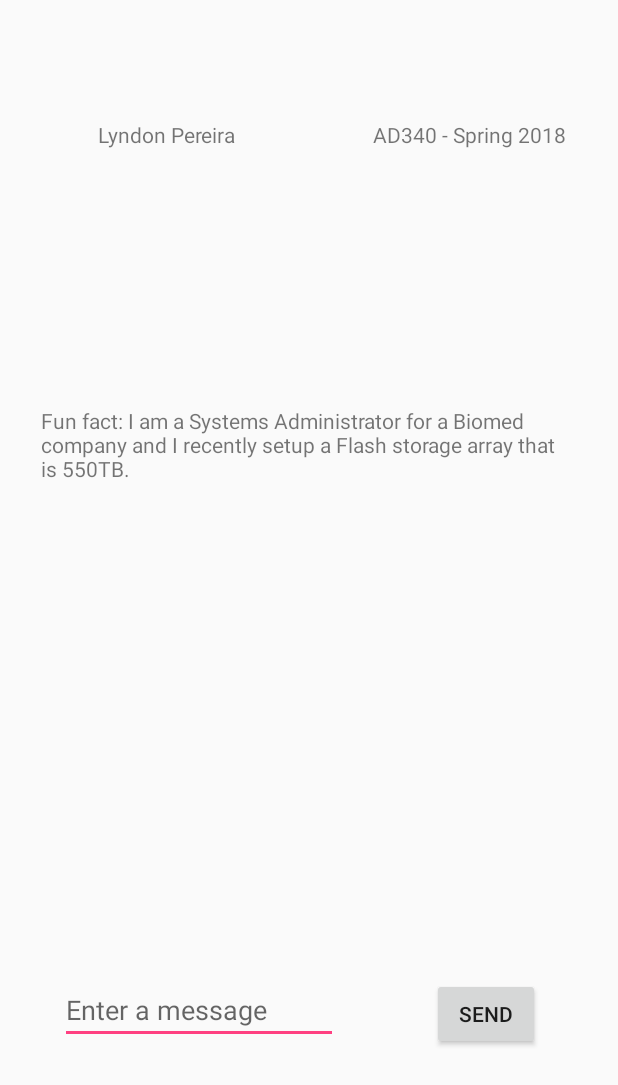
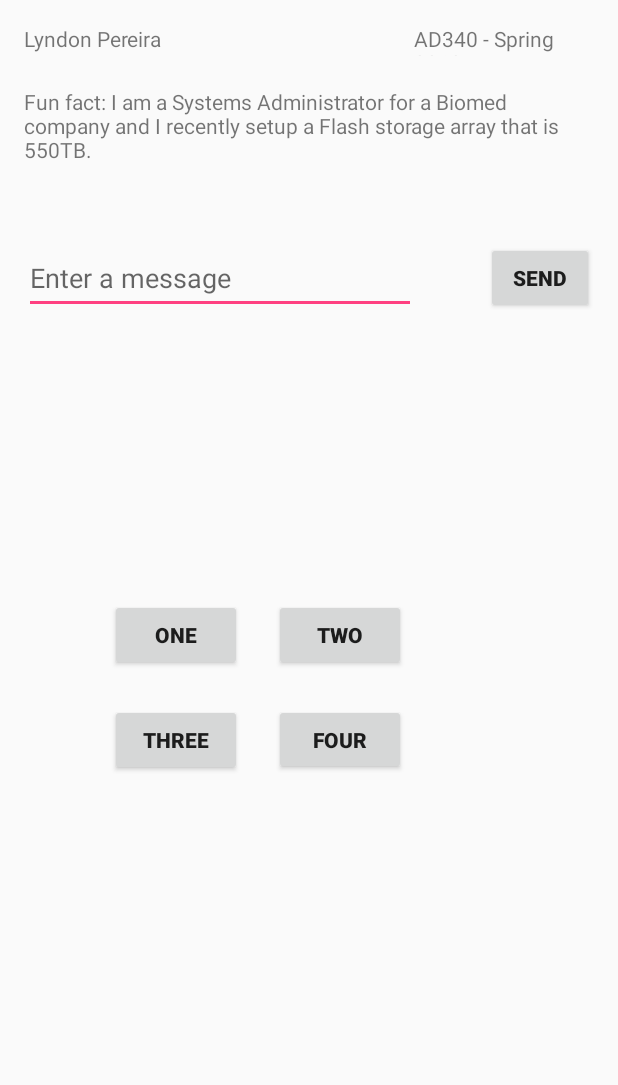
Before and after one commit to LyndonP/GreyareaAndroidApp, an Android app: the layout activity_main.xml on its own in the app's theme, with its tools: preview values and no code run, on a phone screen of 412 x 824 dp. Shown: the top 1085 px of the screen. Run offline under Robolectric (Android 15) with nearby library versions, the phone set to English and light mode, and no system bars.

Commit message:
Buttons and Toasts created

```diff
--- a/app/build.gradle
+++ b/app/build.gradle
@@ -27,6 +27,9 @@ dependencies {
     implementation "org.jetbrains.kotlin:kotlin-stdlib-jre7:$kotlin_version"
     implementation 'com.android.support:appcompat-v7:27.1.1'
     implementation 'com.android.support.constraint:constraint-layout:1.1.0'
+    implementation 'com.android.support:cardview-v7:27.1.1'
+    implementation 'com.android.support:design:27.1.1'
+    implementation 'com.android.support:recyclerview-v7:27.+'
     testImplementation 'junit:junit:4.12'
     androidTestImplementation 'com.android.support.test:runner:1.0.1'
     androidTestImplementation 'com.android.support.test.espresso:espresso-core:3.0.1'
--- a/app/src/main/res/layout/activity_main.xml
+++ b/app/src/main/res/layout/activity_main.xml
@@ -1,73 +1,122 @@
 <?xml version="1.0" encoding="utf-8"?>
-<android.support.constraint.ConstraintLayout xmlns:android="http://schemas.android.com/apk/res/android"
+<android.support.constraint.ConstraintLayout
+    xmlns:android="http://schemas.android.com/apk/res/android"
     xmlns:app="http://schemas.android.com/apk/res-auto"
     xmlns:tools="http://schemas.android.com/tools"
     android:layout_width="match_parent"
     android:layout_height="match_parent"
-    tools:context=".MainActivity">
+    tools:context=".MainActivity"
+    tools:layout_editor_absoluteX="0dp"
+    tools:layout_editor_absoluteY="81dp">
 
     <EditText
         android:id="@+id/editText"
-        android:layout_width="185dp"
+        android:layout_width="261dp"
         android:layout_height="0dp"
-        android:layout_marginBottom="128dp"
-        android:layout_marginStart="40dp"
+        android:layout_marginStart="16dp"
         android:ems="10"
-        android:windowSoftInputMode="stateVisible|adjustResize"
         android:hint="@string/edit_message"
         android:inputType="textPersonName"
-        app:layout_constraintBottom_toBottomOf="parent"
-        app:layout_constraintEnd_toEndOf="parent"
-        app:layout_constraintHorizontal_bias="0.0"
-        app:layout_constraintStart_toStartOf="parent" />
+        android:windowSoftInputMode="stateVisible|adjustResize"
+        app:layout_constraintBottom_toBottomOf="@+id/button"
+        app:layout_constraintStart_toStartOf="parent"
+        app:layout_constraintTop_toTopOf="@+id/button" />
 
     <Button
         android:id="@+id/button"
         android:layout_width="72dp"
         android:layout_height="wrap_content"
-        android:layout_marginBottom="124dp"
-        android:layout_marginEnd="52dp"
+        android:layout_marginEnd="16dp"
+        android:layout_marginTop="161dp"
         android:onClick="sendMessage"
         android:text="@string/button_send"
-        app:layout_constraintBottom_toBottomOf="parent"
-        app:layout_constraintEnd_toEndOf="parent" />
+        android:textStyle="bold"
+        app:layout_constraintEnd_toEndOf="parent"
+        app:layout_constraintTop_toTopOf="parent" />
 
     <TextView
         android:id="@+id/textView2"
-        android:layout_width="wrap_content"
-        android:layout_height="wrap_content"
-        android:layout_marginEnd="8dp"
-        android:layout_marginStart="8dp"
-        android:layout_marginTop="80dp"
+        android:layout_width="0dp"
+        android:layout_height="23dp"
+        android:layout_marginEnd="140dp"
+        android:layout_marginStart="16dp"
+        android:layout_marginTop="16dp"
         android:text="@string/app_dev"
-        app:layout_constraintEnd_toEndOf="parent"
         app:layout_constraintEnd_toStartOf="@+id/textView3"
-        app:layout_constraintHorizontal_bias="0.405"
         app:layout_constraintStart_toStartOf="parent"
         app:layout_constraintTop_toTopOf="parent" />
 
     <TextView
         android:id="@+id/textView3"
-        android:layout_width="wrap_content"
-        android:layout_height="0dp"
-        android:layout_marginEnd="28dp"
-        android:layout_marginTop="80dp"
+        android:layout_width="0dp"
+        android:layout_height="21dp"
+        android:layout_marginEnd="16dp"
+        android:layout_marginTop="16dp"
         android:text="@string/app_dev_class"
         app:layout_constraintEnd_toEndOf="parent"
-        app:layout_constraintHorizontal_bias="0.973"
-        app:layout_constraintStart_toStartOf="parent"
+        app:layout_constraintStart_toEndOf="@+id/textView2"
         app:layout_constraintTop_toTopOf="parent" />
 
     <TextView
         android:id="@+id/textView4"
-        android:layout_width="353dp"
-        android:layout_height="118dp"
+        android:layout_width="0dp"
+        android:layout_height="71dp"
+        android:layout_marginBottom="32dp"
+        android:layout_marginEnd="16dp"
+        android:layout_marginStart="16dp"
+        android:layout_marginTop="42dp"
         android:text="@string/app_blurb"
+        app:layout_constraintBottom_toTopOf="@+id/editText"
+        app:layout_constraintEnd_toEndOf="parent"
+        app:layout_constraintStart_toStartOf="parent"
+        app:layout_constraintTop_toTopOf="@+id/textView2" />
+
+    <Button
+        android:id="@+id/button2"
+        android:layout_width="wrap_content"
+        android:layout_height="wrap_content"
+        android:layout_marginStart="57dp"
+        android:onClick="onClickButton1"
+        android:text="@string/gridButtonOne"
+        android:textStyle="bold"
+        app:layout_constraintBaseline_toBaselineOf="@+id/button3"
+        app:layout_constraintStart_toStartOf="@+id/editText" />
+
+
+    <Button
+        android:id="@+id/button3"
+        android:layout_width="wrap_content"
+        android:layout_height="wrap_content"
+        android:layout_marginBottom="22dp"
+        android:layout_marginStart="21dp"
+        android:onClick="displayToastMsgTwo"
+        android:text="@string/gridButtonTwo"
+        android:textStyle="bold"
+        app:layout_constraintBottom_toTopOf="@+id/button5"
+        app:layout_constraintStart_toEndOf="@+id/button2" />
+
+
+    <Button
+        android:id="@+id/button4"
+        android:layout_width="wrap_content"
+        android:layout_height="wrap_content"
+        android:onClick="displayToastMsgThree"
+        android:text="@string/gridButtonThree"
+        android:textStyle="bold"
+        app:layout_constraintBaseline_toBaselineOf="@+id/button5"
+        app:layout_constraintStart_toStartOf="@+id/button2" />
+
+    <Button
+        android:id="@+id/button5"
+        android:layout_width="wrap_content"
+        android:layout_height="47dp"
+        android:layout_marginBottom="151dp"
+        android:layout_marginTop="152dp"
+        android:onClick="displayToastMsgFour"
+        android:text="@string/gridButtonFour"
+        android:textStyle="bold"
         app:layout_constraintBottom_toBottomOf="parent"
-        app:layout_constraintEnd_toEndOf="parent"
-        app:layout_constraintHorizontal_bias="0.464"
-        app:layout_constraintStart_toStartOf="parent"
-        app:layout_constraintTop_toTopOf="parent"
-        app:layout_constraintVertical_bias="0.383" />
+        app:layout_constraintStart_toStartOf="@+id/button3"
+        app:layout_constraintTop_toTopOf="@+id/editText" />
 
 </android.support.constraint.ConstraintLayout>
--- a/app/src/main/res/values/strings.xml
+++ b/app/src/main/res/values/strings.xml
@@ -5,4 +5,12 @@
     <string name="app_dev">Lyndon Pereira</string>
     <string name="app_dev_class">AD340 - Spring 2018</string>
     <string name="app_blurb">Fun fact: I am a Systems Administrator for a Biomed company and I recently setup a Flash storage array that is 550TB.</string>
+    <string name="gridButtonOne">One</string>
+    <string name="gridButtonTwo">Two</string>
+    <string name="gridButtonThree">Three</string>
+    <string name="gridButtonFour">Four</string>
+    <string name="zombie_app">Zombie Movies App</string>
+    <string name="zombie_movies">Zombie Movies</string>
+    <string name="zombie_movie_list">Zombie Movie List</string>
+    <string name="zombie_movie_details">Zombie Movie Details</string>
 </resources>
```
Also changed, not shown: app/src/main/AndroidManifest.xml (+11 -1 lines), app/src/main/java/com/greyarea/hwtwokotlin/MainActivity.kt (+23 -0 lines), app/src/main/res/raw/zombie_movies.json (added, +24 -0 lines), app/src/main/ic_launcher-web.png (deleted), app/src/main/java/com/greyarea/hwtwokotlin/DisplayMessageActivity.kt (line endings or trailing spaces).
